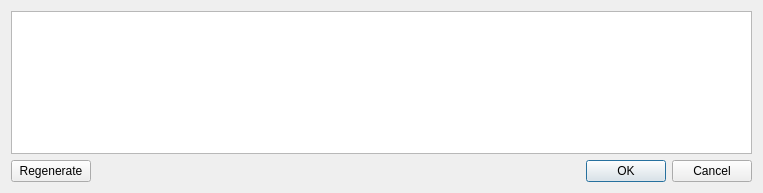
This is src/GenerateCommitMessageDialog.ui in soramimi/Guitar as Qt 5 draws it before an edit. The edited form follows.
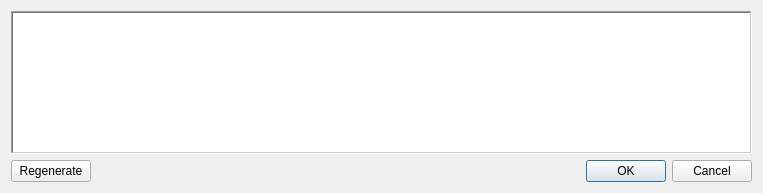
This is the edited form.

What changed in the file:
```diff
--- a/src/GenerateCommitMessageDialog.ui
+++ b/src/GenerateCommitMessageDialog.ui
@@ -16,6 +16,9 @@
   <layout class="QVBoxLayout" name="verticalLayout">
    <item>
     <widget class="QListWidget" name="listWidget">
+     <property name="frameShape">
+      <enum>QFrame::WinPanel</enum>
+     </property>
      <property name="editTriggers">
       <set>QAbstractItemView::NoEditTriggers</set>
      </property>
```
